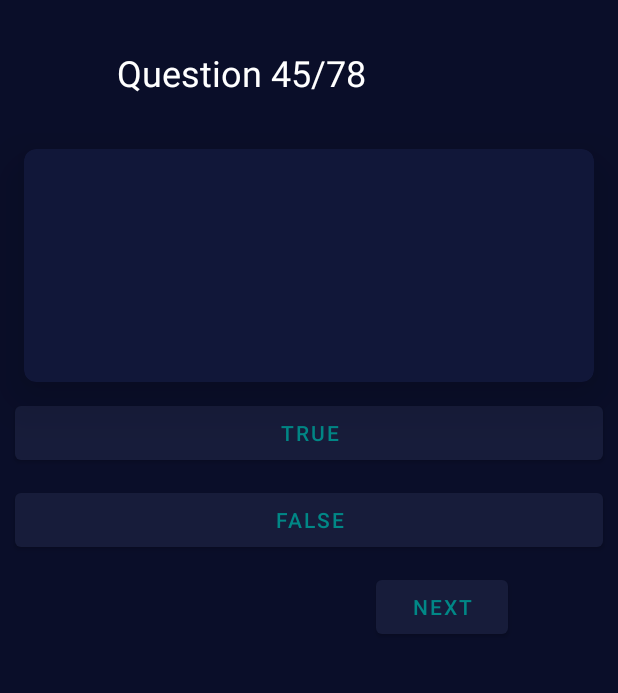
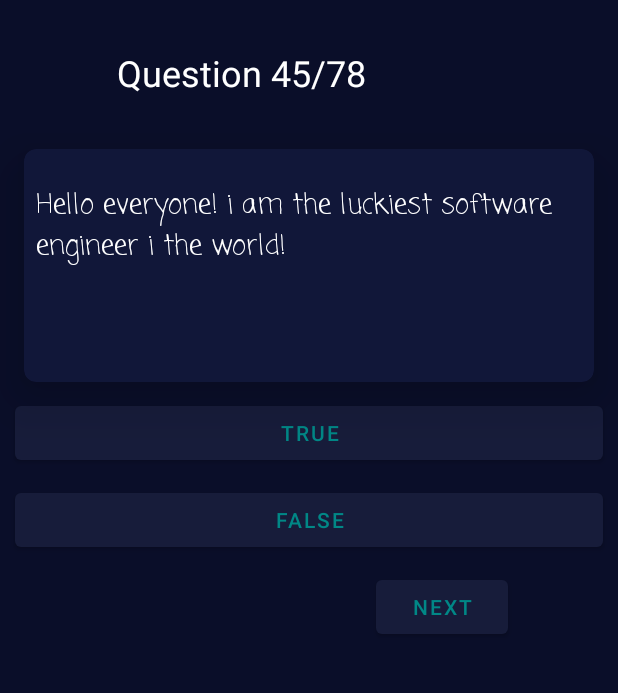
Before and after one commit to Djumabaevs/Trivia, an Android app: the screen it shows after launch (MainActivity), on a phone screen of 412 x 824 dp, the part 164-857 px from its top. Run offline under Robolectric (Android 15) with nearby library versions, the phone set to English and light mode, and no system bars; our stand-ins replace Volley, data binding; network calls fail.

Commit message:
finally works, but not finished

```diff
--- a/app/build.gradle
+++ b/app/build.gradle
@@ -26,6 +26,9 @@ android {
         sourceCompatibility JavaVersion.VERSION_1_8
         targetCompatibility JavaVersion.VERSION_1_8
     }
+    buildFeatures {
+        dataBinding true
+    }
 }
 
 dependencies {
--- a/app/src/main/java/com/example/trivia/MainActivity.java
+++ b/app/src/main/java/com/example/trivia/MainActivity.java
@@ -1,6 +1,7 @@
 package com.example.trivia;
 
 import androidx.appcompat.app.AppCompatActivity;
+import androidx.databinding.DataBindingUtil;
 
 import android.os.Bundle;
 import android.util.Log;
@@ -8,6 +9,7 @@ import android.util.Log;
 import com.example.trivia.data.AnswerListAsuncResponse;
 import com.example.trivia.data.AnswerListAsyncResponse;
 import com.example.trivia.data.Repository;
+import com.example.trivia.databinding.ActivityMainBinding;
 import com.example.trivia.model.Question;
 
 import java.util.ArrayList;
@@ -15,14 +17,25 @@ import java.util.List;
 
 public class MainActivity extends AppCompatActivity {
 
+    private ActivityMainBinding binding;
+    private int currentQuestionIndex = 0;
+
 
     @Override
     protected void onCreate(Bundle savedInstanceState) {
         super.onCreate(savedInstanceState);
         setContentView(R.layout.activity_main);
 
+        binding = DataBindingUtil.setContentView(this, R.layout.activity_main);
+
+
+
         List<Question> questions = new Repository().getQuestions(questionArrayList ->
                 Log.d("Main", "onCreate: " + questionArrayList));
+        new Repository().getQuestions(listOfQuestions ->
+                binding.questionTextView.setText(listOfQuestions.get(currentQuestionIndex).getAnswer()));
+
+
 
     }
 }
--- a/app/src/main/res/layout/activity_main.xml
+++ b/app/src/main/res/layout/activity_main.xml
@@ -1,7 +1,13 @@
 <?xml version="1.0" encoding="utf-8"?>
-<androidx.constraintlayout.widget.ConstraintLayout xmlns:android="http://schemas.android.com/apk/res/android"
+<layout xmlns:android="http://schemas.android.com/apk/res/android"
     xmlns:app="http://schemas.android.com/apk/res-auto"
-    xmlns:tools="http://schemas.android.com/tools"
+    xmlns:tools="http://schemas.android.com/tools">
+
+    <data>
+
+    </data>
+
+    <androidx.constraintlayout.widget.ConstraintLayout
         android:layout_width="match_parent"
         android:layout_height="match_parent"
         android:background="#0A0E29"
@@ -41,7 +47,18 @@
             app:cardElevation="20dp"
             app:layout_constraintEnd_toEndOf="parent"
             app:layout_constraintStart_toStartOf="parent"
-        app:layout_constraintTop_toBottomOf="@+id/text_view_out_of" />
+            app:layout_constraintTop_toBottomOf="@+id/text_view_out_of">
+
+            <TextView
+                android:id="@+id/question_text_view"
+                style="@style/MainStyle"
+                android:layout_width="wrap_content"
+                android:layout_height="wrap_content"
+                android:padding="@dimen/question_padding"
+                android:text="@string/placeholder"
+                android:textColor="@color/white"
+                android:textSize="18sp" />
+        </androidx.cardview.widget.CardView>
 
         <Button
             android:id="@+id/button_true"
@@ -82,3 +99,4 @@
             app:layout_constraintStart_toStartOf="parent"
             app:layout_constraintTop_toBottomOf="@+id/button_false" />
     </androidx.constraintlayout.widget.ConstraintLayout>
+</layout>
--- a/app/src/main/res/values/dimens.xml
+++ b/app/src/main/res/values/dimens.xml
@@ -2,4 +2,5 @@
 <resources>
     <dimen name="button_margin">10dp</dimen>
     <dimen name="button_padding">6dp</dimen>
+    <dimen name="question_padding">8dp</dimen>
 </resources>
--- a/app/src/main/res/values/strings.xml
+++ b/app/src/main/res/values/strings.xml
@@ -6,4 +6,5 @@
     <string name="button_true">TRUE</string>
     <string name="button_false">FALSE</string>
     <string name="button_next">Next</string>
+    <string name="placeholder">Hello everyone! i am the luckiest software engineer i the world!</string>
 </resources>
```
Lines whose indentation alone changed are shown as unchanged.
